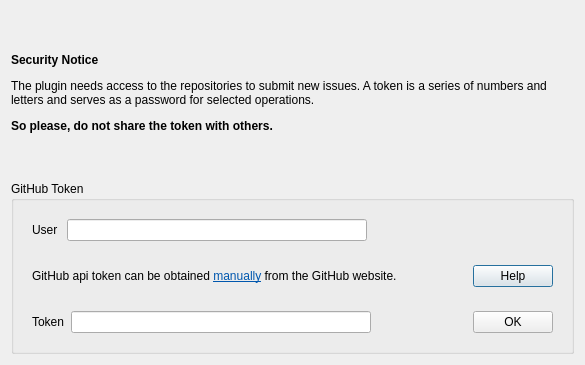
Old version of the form report/ui/conf_widget.ui in the repository lutraconsulting/qgis-report-plugin.
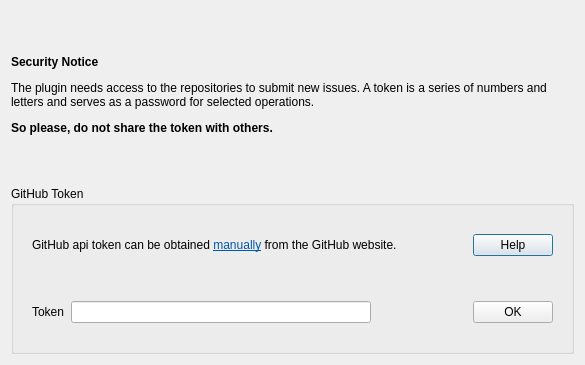
New version of the form. Icons and pictures are not drawn.

Patch:
```diff
--- a/report/ui/conf_widget.ui
+++ b/report/ui/conf_widget.ui
@@ -49,45 +49,6 @@
       <string>GitHub Token</string>
      </property>
      <layout class="QVBoxLayout" name="verticalLayout">
-      <item>
-       <widget class="QWidget" name="widget" native="true">
-        <layout class="QHBoxLayout" name="horizontalLayout">
-         <item>
-          <widget class="QLabel" name="GitLabel">
-           <property name="text">
-            <string>User </string>
-           </property>
-          </widget>
-         </item>
-         <item>
-          <widget class="QLineEdit" name="GitUsernameLineEdit">
-           <property name="minimumSize">
-            <size>
-             <width>300</width>
-             <height>0</height>
-            </size>
-           </property>
-           <property name="placeholderText">
-            <string/>
-           </property>
-          </widget>
-         </item>
-         <item>
-          <spacer name="horizontalSpacer">
-           <property name="orientation">
-            <enum>Qt::Horizontal</enum>
-           </property>
-           <property name="sizeHint" stdset="0">
-            <size>
-             <width>40</width>
-             <height>20</height>
-            </size>
-           </property>
-          </spacer>
-         </item>
-        </layout>
-       </widget>
-      </item>
       <item>
        <widget class="QWidget" name="widget_2" native="true">
         <layout class="QHBoxLayout" name="horizontalLayout_2">
```
